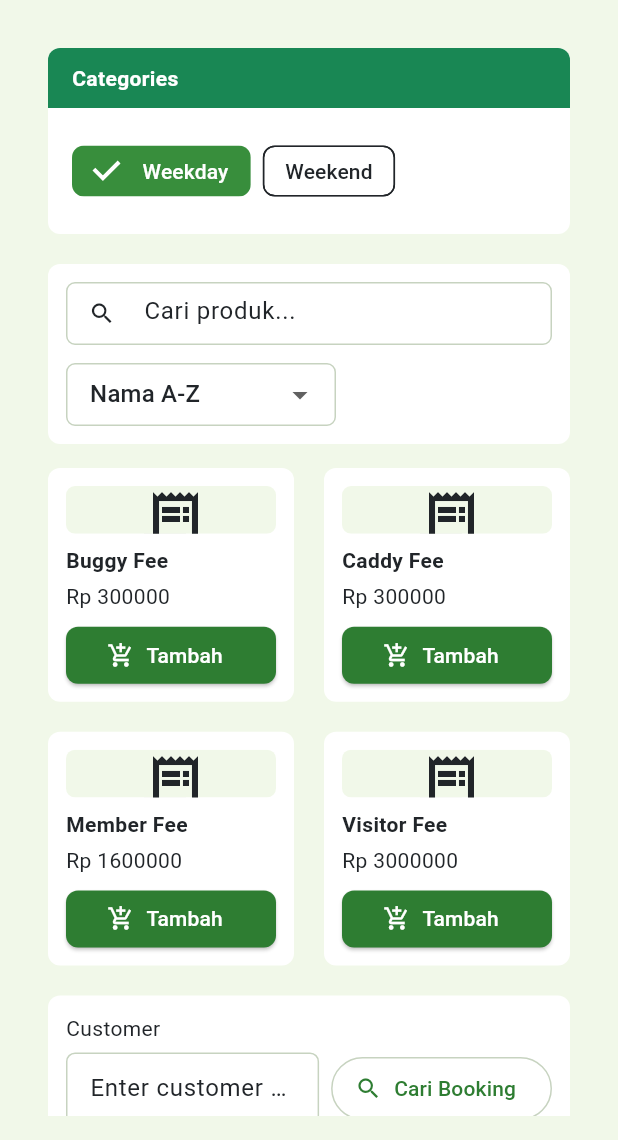
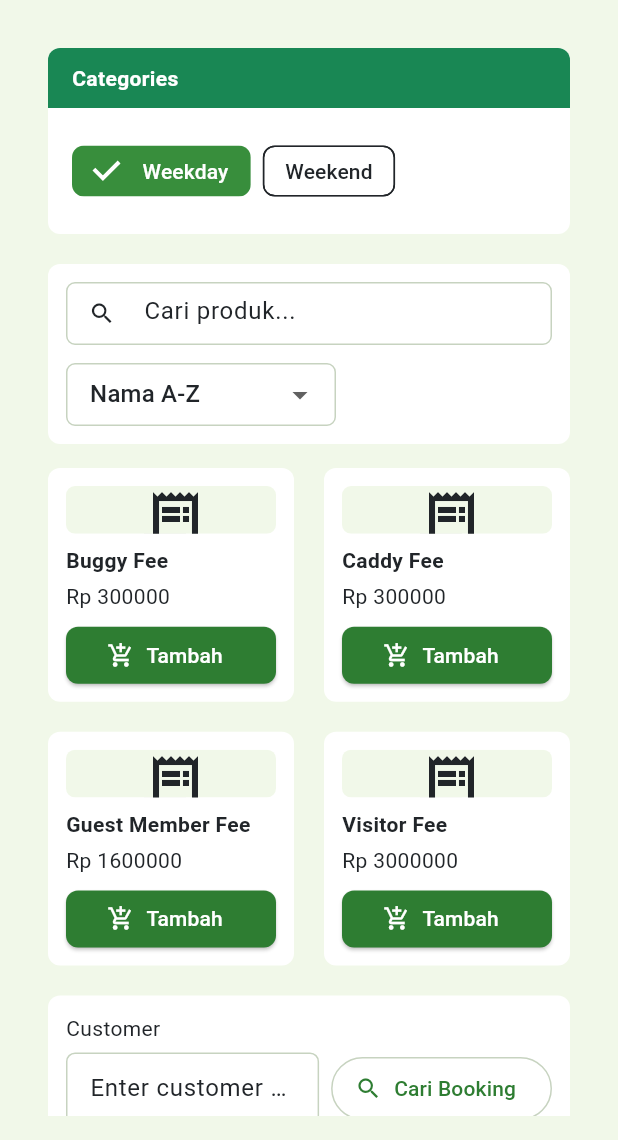
Before and after one commit to baayqq/Modern-Golf-Reservations, a Flutter app: the PosSystemPage screen opened by its route, on a phone screen of 412 x 824 dp, the part 96-1236 px from its top. Run offline on Flutter 3.47's test engine with Material 3 defaults, Android fonts, the light colour scheme and no system bars; our stand-ins replace go_router, pdf, printing, shared_preferences, sqflite, sqflite_common_ffi_web; accounts and stored records are empty; network calls fail.

Commit message:
update 29/11

```diff
--- a/lib/screens/pos/pos_system_page.dart
+++ b/lib/screens/pos/pos_system_page.dart
@@ -83,13 +83,13 @@ class _PosSystemPageState extends State<PosSystemPage> {
     });
     // Inisialisasi list harga sewa (POS mengganti list barang menjadi fee):
     _weekdayFees = const [
-      Product(id: 'WD-1', name: 'Member Fee', price: 1600000, categoryId: 'WEEKDAY'),
+      Product(id: 'WD-1', name: 'Guest Member Fee', price: 1600000, categoryId: 'WEEKDAY'),
       Product(id: 'WD-2', name: 'Visitor Fee', price: 3000000, categoryId: 'WEEKDAY'),
       Product(id: 'WD-3', name: 'Caddy Fee', price: 300000, categoryId: 'WEEKDAY'),
       Product(id: 'WD-4', name: 'Buggy Fee', price: 300000, categoryId: 'WEEKDAY'),
     ];
     _weekendFees = const [
-      Product(id: 'WE-1', name: 'Member Fee', price: 3500000, categoryId: 'WEEKEND'),
+      Product(id: 'WE-1', name: 'Guest Member Fee', price: 3500000, categoryId: 'WEEKEND'),
       Product(id: 'WE-2', name: 'Visitor Fee', price: 5000000, categoryId: 'WEEKEND'),
       Product(id: 'WE-3', name: 'Caddy Fee', price: 300000, categoryId: 'WEEKEND'),
       Product(id: 'WE-4', name: 'Buggy Fee', price: 300000, categoryId: 'WEEKEND'),
--- a/lib/screens/tee_time/create_tee_time_page.dart
+++ b/lib/screens/tee_time/create_tee_time_page.dart
@@ -65,7 +65,7 @@ class _CreateTeeTimePageState extends State<CreateTeeTimePage> {
       context: context,
       builder: (ctx) {
         return AlertDialog(
-          title: const Text('Pilih jam (07:00–14:00)'),
+          title: const Text('Pilih jam (06:30–14:00)'),
           content: SizedBox(
             width: 520,
             height: 520,
--- a/lib/services/tee_time_repository.dart
+++ b/lib/services/tee_time_repository.dart
@@ -347,7 +347,7 @@ class TeeTimeRepository {
   // ---- Standard slot time helpers (shared by UI pages) ----
   /// Returns standard tee time slots in Indonesian HH:mm format.
   /// Applies 10-minute intervals with a break between 08:30 and 11:30.
-  /// Ranges: 07:00–08:30 and 11:30–14:00.
+  /// Ranges: 06:30–08:30 and 11:30–14:00.
   static List<String> standardSlotTimes() {
     List<String> buildRange(int sh, int sm, int eh, int em) {
       final start = DateTime(2000, 1, 1, sh, sm);
@@ -364,7 +364,7 @@ class TeeTimeRepository {
     }
 
     return [
-      ...buildRange(7, 0, 8, 30),
+      ...buildRange(6, 30, 8, 30),
       ...buildRange(11, 30, 14, 0),
     ];
   }
```
